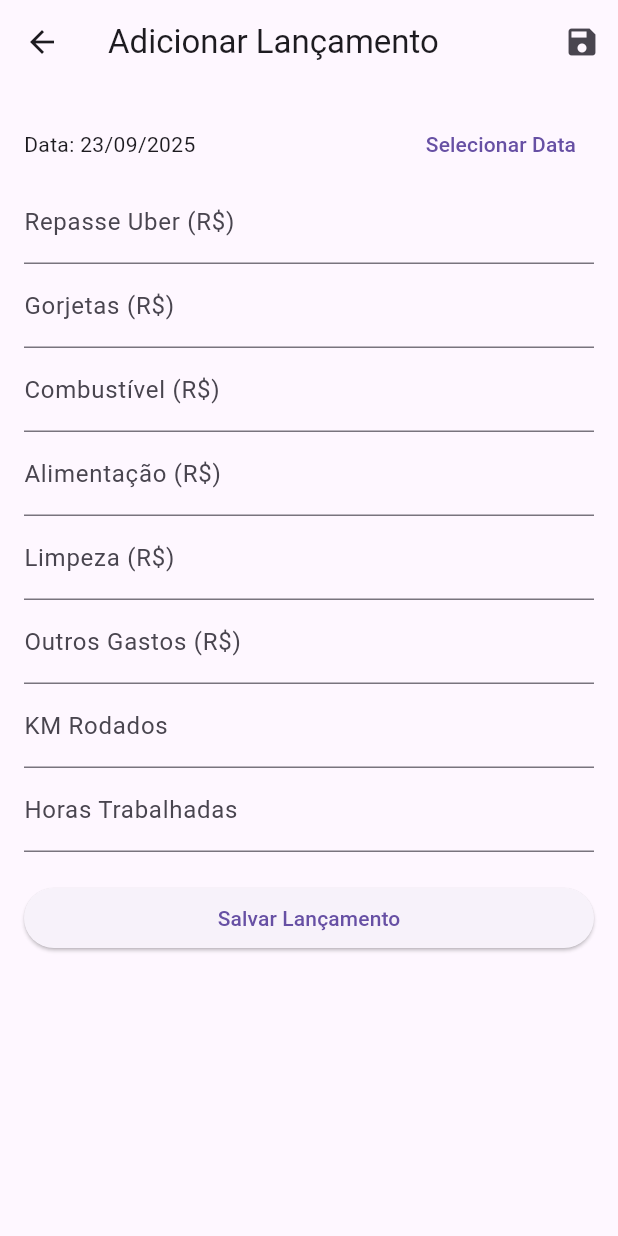
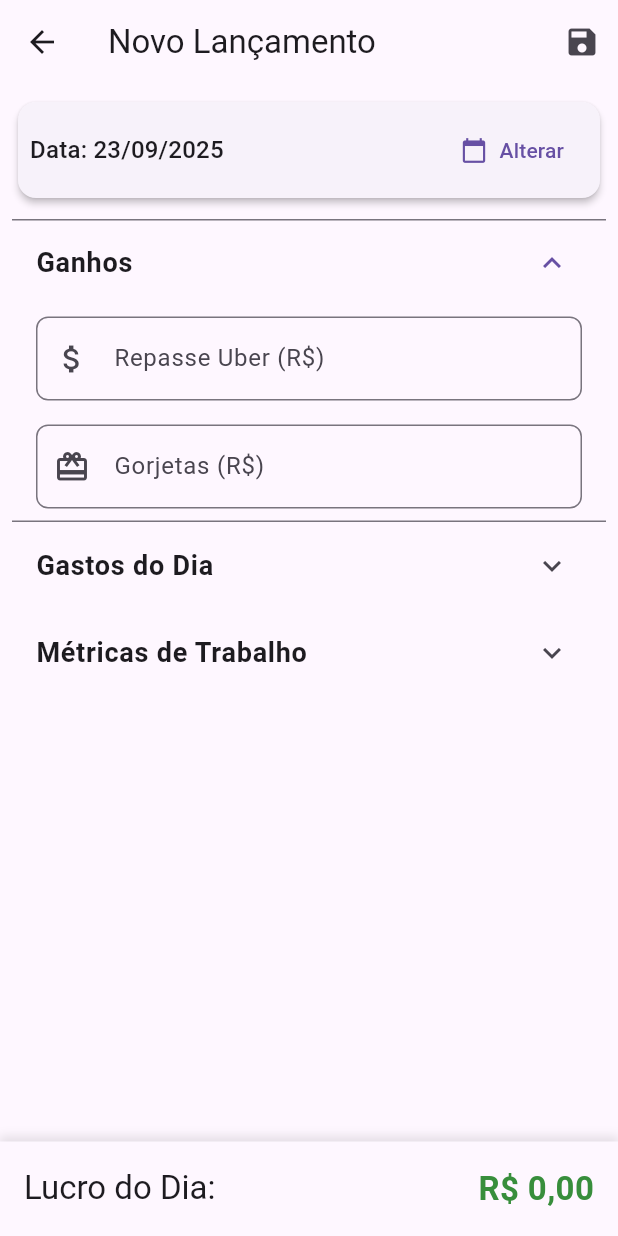
Before and after one commit to Sameque/driving_profits, a Flutter app: the screen it shows after launch, after a tap on the "add" icon, on a phone screen of 412 x 824 dp. Run offline on Flutter 3.47's test engine with Material 3 defaults, Android fonts, the phone set to English and light mode, and no system bars; our stand-ins replace sqflite; accounts and stored records are empty.

Commit message:
imporvement in data entry

```diff
--- a/lib/screens/add_entry_screen2.dart
+++ b/lib/screens/add_entry_screen2.dart
@@ -1,5 +1,3 @@
-// lib/screens/add_entry_screen.dart
-
 import 'package:flutter/material.dart';
 import 'package:intl/intl.dart';
 import 'package:provider/provider.dart';
@@ -29,6 +27,56 @@ class _AddEntryScreenState extends State<AddEntryScreen> {
   };
 
   DateTime _selectedDate = DateTime.now();
+  double _netProfit = 0.0;
+
+  @override
+  void initState() {
+    super.initState();
+    if (widget.entry != null) {
+      // Preenche o formulário em modo de edição
+      final e = widget.entry!;
+      _selectedDate = e.date;
+      _controllers['uberEarnings']!.text = e.uberEarnings.toString();
+      _controllers['tips']!.text = e.tips.toString();
+      _controllers['fuelCost']!.text = e.fuelCost.toString();
+      _controllers['foodCost']!.text = e.foodCost.toString();
+      _controllers['cleaningCost']!.text = e.cleaningCost.toString();
+      _controllers['otherCosts']!.text = e.otherCosts.toString();
+      _controllers['kmDriven']!.text = e.kmDriven.toString();
+      _controllers['hoursWorked']!.text = e.hoursWorked.toString();
+    }
+    // Adiciona listeners para calcular lucro em tempo real
+    _controllers.forEach((key, controller) {
+      controller.addListener(_updateNetProfit);
+    });
+    // Calcula o lucro inicial
+    _updateNetProfit();
+  }
+
+  @override
+  void dispose() {
+    _controllers.forEach((key, controller) {
+      controller.removeListener(_updateNetProfit);
+      controller.dispose();
+    });
+    // super.dispose();
+  }
+
+  void _updateNetProfit() {
+    final double earnings =
+        (double.tryParse(_controllers['uberEarnings']!.text) ?? 0.0) +
+        (double.tryParse(_controllers['tips']!.text) ?? 0.0);
+
+    final double expenses =
+        (double.tryParse(_controllers['fuelCost']!.text) ?? 0.0) +
+        (double.tryParse(_controllers['foodCost']!.text) ?? 0.0) +
+        (double.tryParse(_controllers['cleaningCost']!.text) ?? 0.0) +
+        (double.tryParse(_controllers['otherCosts']!.text) ?? 0.0);
+
+    setState(() {
+      _netProfit = earnings - expenses;
+    });
+  }
 
   Future<void> _selectDate(BuildContext context) async {
     final DateTime? picked = await showDatePicker(
@@ -45,25 +93,9 @@ class _AddEntryScreenState extends State<AddEntryScreen> {
   }
 
   void _saveForm() {
-    // if (_formKey.currentState!.validate()) {
-    //   final newEntry = DailyEntry(
-    //     date: _selectedDate,
-    //     uberEarnings:
-    //         double.tryParse(_controllers['uberEarnings']!.text) ?? 0.0,
-    //     tips: double.tryParse(_controllers['tips']!.text) ?? 0.0,
-    //     fuelCost: double.tryParse(_controllers['fuelCost']!.text) ?? 0.0,
-    //     foodCost: double.tryParse(_controllers['foodCost']!.text) ?? 0.0,
-    //     cleaningCost:
-    //         double.tryParse(_controllers['cleaningCost']!.text) ?? 0.0,
-    //     otherCosts: double.tryParse(_controllers['otherCosts']!.text) ?? 0.0,
-    //     kmDriven: double.tryParse(_controllers['kmDriven']!.text) ?? 0.0,
-    //     hoursWorked: double.tryParse(_controllers['hoursWorked']!.text) ?? 0.0,
-    //   );
-    //   Provider.of<EntryProvider>(context, listen: false).addEntry(newEntry);
-    // }
-    if (widget.entry != null) {
-      final updatedEntry = DailyEntry(
-        id: widget.entry!.id, // MANTÉM O ID ORIGINAL
+    if (_formKey.currentState!.validate()) {
+      final data = DailyEntry(
+        id: widget.entry?.id,
         date: _selectedDate,
         uberEarnings:
             double.tryParse(_controllers['uberEarnings']!.text) ?? 0.0,
@@ -76,117 +108,207 @@ class _AddEntryScreenState extends State<AddEntryScreen> {
         kmDriven: double.tryParse(_controllers['kmDriven']!.text) ?? 0.0,
         hoursWorked: double.tryParse(_controllers['hoursWorked']!.text) ?? 0.0,
       );
-      Provider.of<EntryProvider>(
-        context,
-        listen: false,
-      ).updateEntry(updatedEntry);
+
+      final provider = Provider.of<EntryProvider>(context, listen: false);
+      if (widget.entry == null) {
+        provider.addEntry(data);
       } else {
-      final newEntry = DailyEntry(
-        date: _selectedDate,
-        uberEarnings:
-            double.tryParse(_controllers['uberEarnings']!.text) ?? 0.0,
-        tips: double.tryParse(_controllers['tips']!.text) ?? 0.0,
-        fuelCost: double.tryParse(_controllers['fuelCost']!.text) ?? 0.0,
-        foodCost: double.tryParse(_controllers['foodCost']!.text) ?? 0.0,
-        cleaningCost:
-            double.tryParse(_controllers['cleaningCost']!.text) ?? 0.0,
-        otherCosts: double.tryParse(_controllers['otherCosts']!.text) ?? 0.0,
-        kmDriven: double.tryParse(_controllers['kmDriven']!.text) ?? 0.0,
-        hoursWorked: double.tryParse(_controllers['hoursWorked']!.text) ?? 0.0,
-      );
-      Provider.of<EntryProvider>(context, listen: false).addEntry(newEntry);
+        provider.updateEntry(data);
       }
 
       Navigator.of(context).pop();
     }
-
-  @override
-  void initState() {
-    super.initState();
-    if (widget.entry != null) {
-      final e = widget.entry!;
-      _selectedDate = e.date;
-      _controllers['uberEarnings']!.text = e.uberEarnings.toString();
-      _controllers['tips']!.text = e.tips.toString();
-      _controllers['fuelCost']!.text = e.fuelCost.toString();
-      _controllers['foodCost']!.text = e.foodCost.toString();
-      _controllers['cleaningCost']!.text = e.cleaningCost.toString();
-      _controllers['otherCosts']!.text = e.otherCosts.toString();
-      _controllers['kmDriven']!.text = e.kmDriven.toString();
-      _controllers['hoursWorked']!.text = e.hoursWorked.toString();
-    }
   }
 
-  @override
-  void dispose() {
-    _controllers.forEach((key, controller) => controller.dispose());
-    super.dispose();
-  }
-
-  Widget _buildTextField(String label, String key) {
-    return TextFormField(
+  Widget _buildTextField(String label, String key, IconData icon) {
+    return Padding(
+      padding: const EdgeInsets.symmetric(vertical: 8.0, horizontal: 16.0),
+      child: TextFormField(
         controller: _controllers[key],
-      decoration: InputDecoration(labelText: label),
+        decoration: InputDecoration(
+          labelText: label,
+          prefixIcon: Icon(icon),
+          border: OutlineInputBorder(borderRadius: BorderRadius.circular(8)),
+        ),
         keyboardType: TextInputType.numberWithOptions(decimal: true),
         validator: (value) {
-        if (value == null || value.isEmpty) {
-          return 'Por favor, insira um valor.';
-        }
-        if (double.tryParse(value) == null) {
+          if (value != null &&
+              value.isNotEmpty &&
+              double.tryParse(value) == null) {
             return 'Por favor, insira um número válido.';
           }
           return null;
         },
+      ),
     );
   }
 
   @override
   Widget build(BuildContext context) {
+    final currencyFormat = NumberFormat.currency(
+      locale: 'pt_BR',
+      symbol: 'R\$',
+    );
+
     return Scaffold(
       appBar: AppBar(
-        // title: Text('Adicionar Lançamento'),
         title: Text(
-          widget.entry == null ? 'Adicionar Lançamento' : 'Editar Lançamento',
+          widget.entry == null ? 'Novo Lançamento' : 'Editar Lançamento',
         ),
-
         actions: [IconButton(icon: Icon(Icons.save), onPressed: _saveForm)],
       ),
-      body: Padding(
-        padding: const EdgeInsets.all(16.0),
+      body: Column(
+        children: [
+          Expanded(
             child: Form(
               key: _formKey,
               child: ListView(
+                padding: const EdgeInsets.all(8.0),
                 children: [
-              Row(
+                  // CARD DE DATA
+                  Card(
+                    elevation: 2,
+                    child: Padding(
+                      padding: const EdgeInsets.all(8.0),
+                      child: Row(
+                        mainAxisAlignment: MainAxisAlignment.spaceBetween,
                         children: [
-                  Expanded(
-                    child: Text(
+                          Text(
                             'Data: ${DateFormat('dd/MM/yyyy').format(_selectedDate)}',
+                            style: Theme.of(context).textTheme.titleMedium,
                           ),
-                  ),
-                  TextButton(
-                    child: Text('Selecionar Data'),
+                          TextButton.icon(
+                            icon: Icon(Icons.calendar_today),
+                            label: Text('Alterar'),
                             onPressed: () => _selectDate(context),
-                  ),
-                ],
-              ),
-              _buildTextField('Repasse Uber (R\$)', 'uberEarnings'),
-              _buildTextField('Gorjetas (R\$)', 'tips'),
-              _buildTextField('Combustível (R\$)', 'fuelCost'),
-              _buildTextField('Alimentação (R\$)', 'foodCost'),
-              _buildTextField('Limpeza (R\$)', 'cleaningCost'),
-              _buildTextField('Outros Gastos (R\$)', 'otherCosts'),
-              _buildTextField('KM Rodados', 'kmDriven'),
-              _buildTextField('Horas Trabalhadas', 'hoursWorked'),
-              SizedBox(height: 20),
-              ElevatedButton(
-                child: Text('Salvar Lançamento'),
-                onPressed: _saveForm,
                           ),
                         ],
                       ),
                     ),
                   ),
+                  SizedBox(height: 10),
+
+                  // CARD DE GANHOS
+                  ExpansionTile(
+                    title: Text(
+                      'Ganhos',
+                      style: TextStyle(
+                        fontWeight: FontWeight.bold,
+                        fontSize: 18,
+                      ),
+                    ),
+                    initiallyExpanded: true,
+                    children: [
+                      _buildTextField(
+                        'Repasse Uber (R\$)',
+                        'uberEarnings',
+                        Icons.attach_money,
+                      ),
+                      _buildTextField(
+                        'Gorjetas (R\$)',
+                        'tips',
+                        Icons.card_giftcard,
+                      ),
+                    ],
+                  ),
+
+                  // CARD DE GASTOS
+                  ExpansionTile(
+                    title: Text(
+                      'Gastos do Dia',
+                      style: TextStyle(
+                        fontWeight: FontWeight.bold,
+                        fontSize: 18,
+                      ),
+                    ),
+                    children: [
+                      _buildTextField(
+                        'Combustível (R\$)',
+                        'fuelCost',
+                        Icons.local_gas_station,
+                      ),
+                      _buildTextField(
+                        'Alimentação (R\$)',
+                        'foodCost',
+                        Icons.restaurant,
+                      ),
+                      _buildTextField(
+                        'Limpeza (R\$)',
+                        'cleaningCost',
+                        Icons.wash,
+                      ),
+                      _buildTextField(
+                        'Outros Gastos (R\$)',
+                        'otherCosts',
+                        Icons.more_horiz,
+                      ),
+                    ],
+                  ),
+
+                  // CARD DE MÉTRICAS
+                  ExpansionTile(
+                    title: Text(
+                      'Métricas de Trabalho',
+                      style: TextStyle(
+                        fontWeight: FontWeight.bold,
+                        fontSize: 18,
+                      ),
+                    ),
+                    children: [
+                      _buildTextField(
+                        'KM Rodados',
+                        'kmDriven',
+                        Icons.directions_car,
+                      ),
+                      _buildTextField(
+                        'Horas Trabalhadas',
+                        'hoursWorked',
+                        Icons.timer,
+                      ),
+                    ],
+                  ),
+                ],
+              ),
+            ),
+          ),
+
+          // RODAPÉ COM CÁLCULO DE LUCRO
+          Container(
+            padding: const EdgeInsets.all(16.0),
+            width: double.infinity,
+            decoration: BoxDecoration(
+              color: Theme.of(context).scaffoldBackgroundColor,
+              boxShadow: [
+                BoxShadow(
+                  color: Colors.black.withOpacity(0.1),
+                  spreadRadius: 1,
+                  blurRadius: 5,
+                  offset: Offset(0, -3),
+                ),
+              ],
+            ),
+            child: Row(
+              mainAxisAlignment: MainAxisAlignment.spaceBetween,
+              children: [
+                Text(
+                  'Lucro do Dia:',
+                  style: Theme.of(context).textTheme.titleLarge,
+                ),
+                Text(
+                  currencyFormat.format(_netProfit),
+                  style: TextStyle(
+                    fontSize: 22,
+                    fontWeight: FontWeight.bold,
+                    color: _netProfit >= 0
+                        ? Colors.green.shade700
+                        : Colors.red.shade700,
+                  ),
+                ),
+              ],
+            ),
+          ),
+        ],
+      ),
     );
   }
 }
```
Lines whose indentation alone changed are shown as unchanged.
